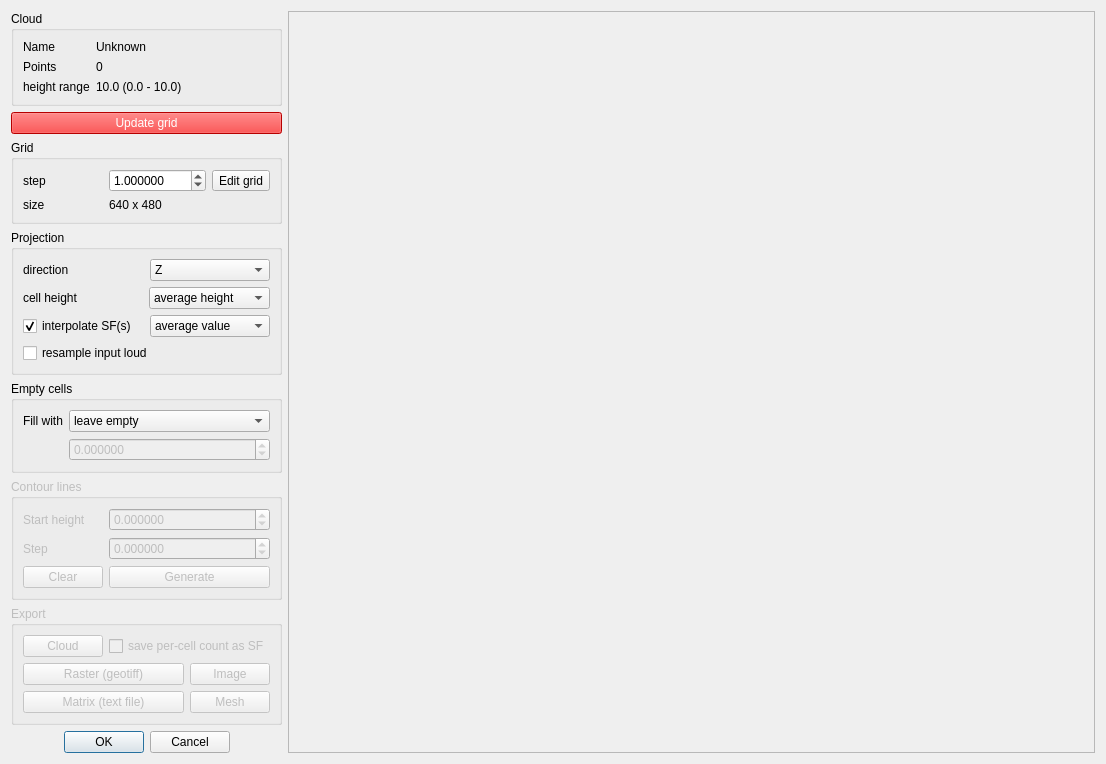
This is qCC/ui_templates/rasterizeDlg.ui in CloudCompare/CloudCompare as Qt 5 draws it before an edit. The edited form follows.
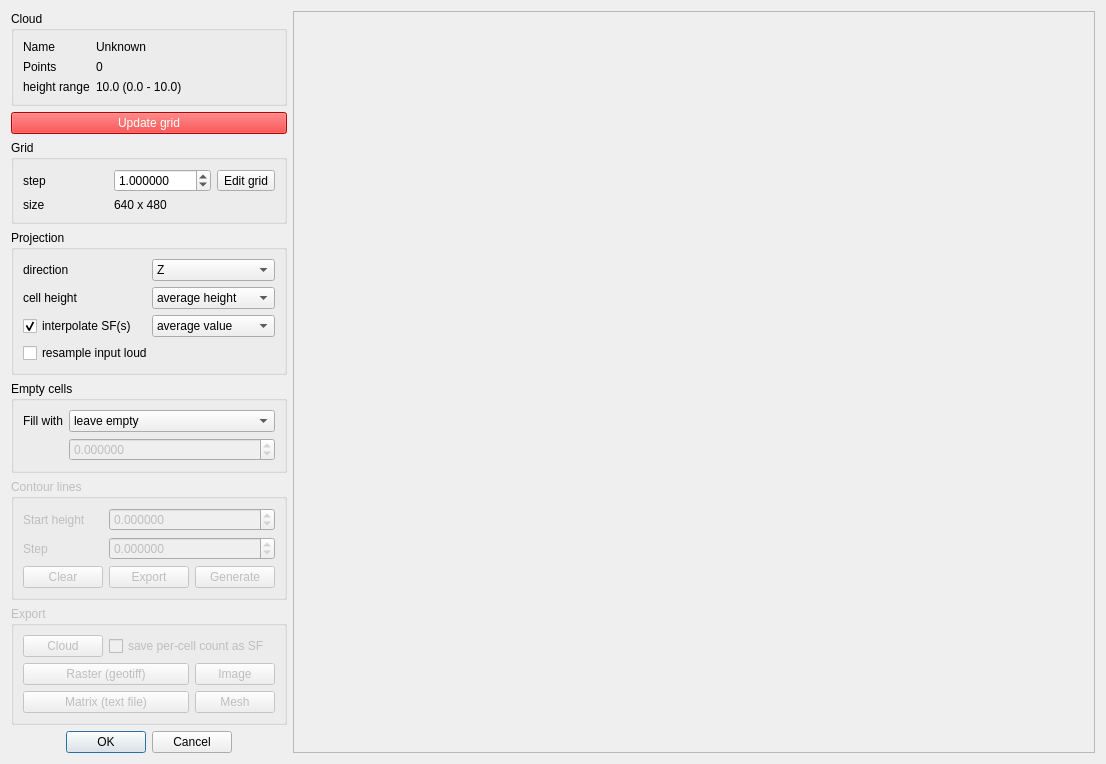
This is the edited form.

Commit message: Old Rasterize tool removed Contour plot generation added (work in progress)

Patch:
```diff
--- a/qCC/ui_templates/rasterizeDlg.ui
+++ b/qCC/ui_templates/rasterizeDlg.ui
@@ -445,13 +445,6 @@
            </property>
           </widget>
          </item>
-         <item row="2" column="1">
-          <widget class="QPushButton" name="generateContoursPushButton">
-           <property name="text">
-            <string>Generate</string>
-           </property>
-          </widget>
-         </item>
          <item row="2" column="0">
           <widget class="QPushButton" name="clearContoursPushButton">
            <property name="enabled">
@@ -462,6 +455,30 @@
            </property>
           </widget>
          </item>
+         <item row="2" column="1">
+          <layout class="QHBoxLayout" name="horizontalLayout_5">
+           <item>
+            <widget class="QPushButton" name="exportContoursPushButton">
+             <property name="enabled">
+              <bool>false</bool>
+             </property>
+             <property name="toolTip">
+              <string>Export contour lines to the DB tree</string>
+             </property>
+             <property name="text">
+              <string>Export</string>
+             </property>
+            </widget>
+           </item>
+           <item>
+            <widget class="QPushButton" name="generateContoursPushButton">
+             <property name="text">
+              <string>Generate</string>
+             </property>
+            </widget>
+           </item>
+          </layout>
+         </item>
         </layout>
        </widget>
       </item>
```
Left out of the diff: 3 changed lines with no effect on the pictures. The commit also changes 9 other files.
